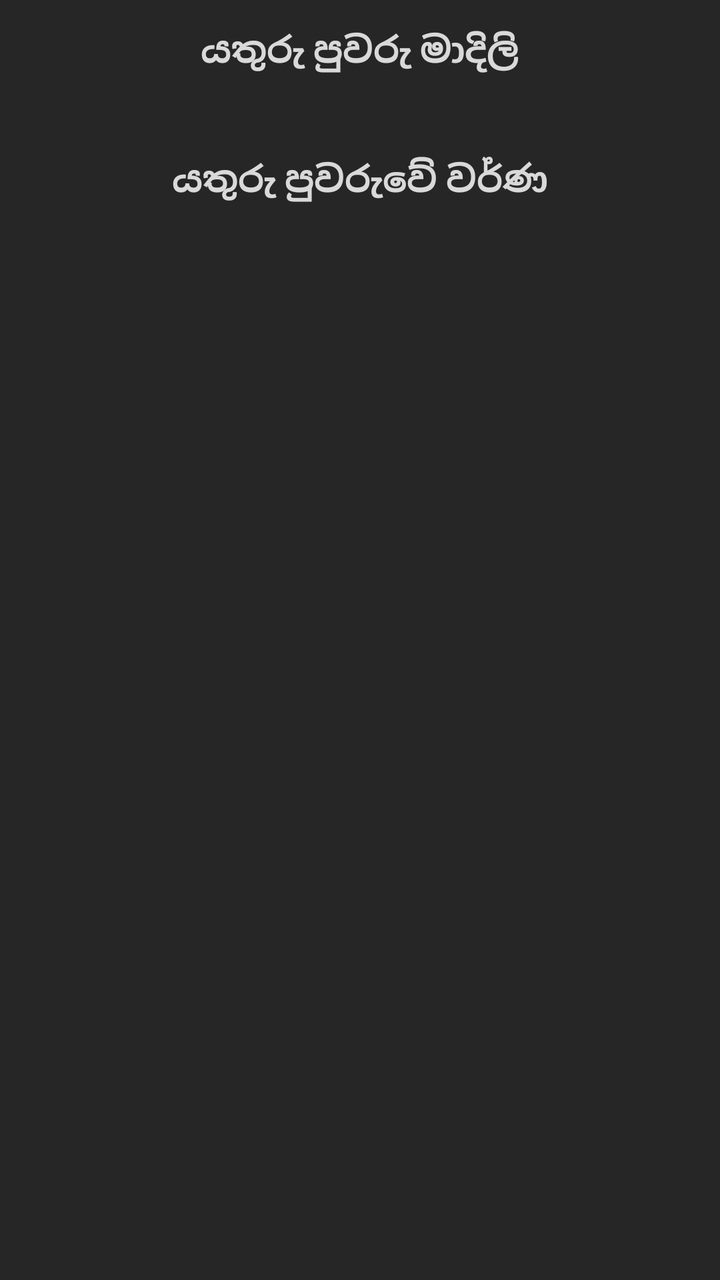
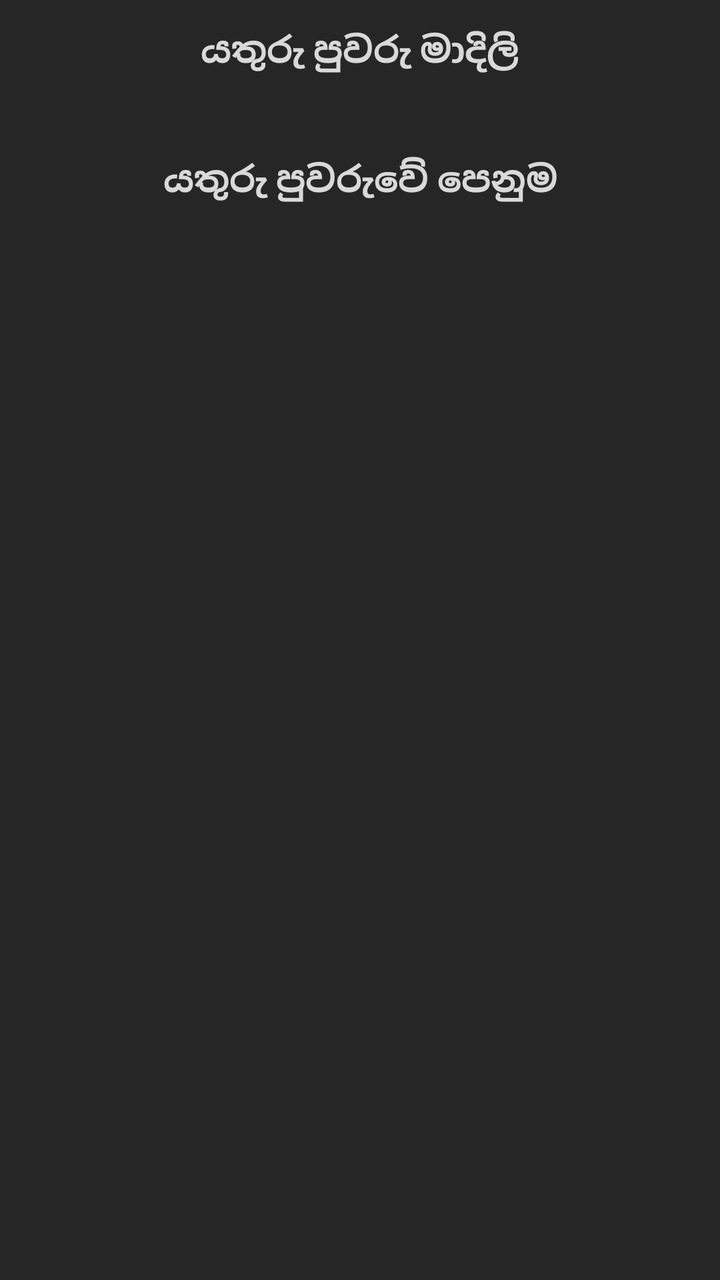

Before-and-after screenshots of an Android layout around one commit, followed by the original layout XML and the change that was made.
<!-- AndroidManifest.xml: application theme Night -->
<!-- res/layout/activity_main.xml -->
<?xml version="1.0" encoding="utf-8"?>
<ScrollView xmlns:android="http://schemas.android.com/apk/res/android"
    xmlns:tools="http://schemas.android.com/tools"
    android:layout_width="match_parent"
    android:layout_height="match_parent"
    android:background="@color/night_1"
    android:orientation="vertical"
    tools:context=".MainActivity"
    tools:ignore="HardcodedText">

    <LinearLayout
        android:layout_width="match_parent"
        android:layout_height="wrap_content"
        android:orientation="vertical"
        android:padding="12dp">

        <LinearLayout
            android:id="@+id/enable_help"
            android:layout_width="match_parent"
            android:layout_height="wrap_content"
            android:layout_marginBottom="40dp"
            android:background="@drawable/key_background"
            android:clickable="true"
            android:focusable="true"
            android:orientation="vertical"
            android:padding="8dp"
            android:visibility="gone">

            <TextView
                android:layout_width="match_parent"
                android:layout_height="wrap_content"
                android:layout_marginBottom="8dp"
                android:background="@color/light_1"
                android:gravity="center_horizontal"
                android:padding="8dp"
                android:text="සිතකුරු සක්‍රිය කර නොමැත."
                android:textColor="@color/night_1"
                android:textSize="18sp"
                android:textStyle="bold" />

            <TextView
                android:layout_width="match_parent"
                android:layout_height="wrap_content"
                android:layout_marginBottom="8dp"
                android:gravity="center_horizontal"
                android:padding="8dp"
                android:text="සක්‍රිය කිරීමට උපදෙස්"
                android:textColor="@color/light_1"
                android:textSize="16sp"
                android:textStyle="bold" />

            <TextView
                android:layout_width="match_parent"
                android:layout_height="wrap_content"
                android:layout_marginBottom="8dp"
                android:padding="4dp"
                android:text="1. ඔබේ දුරකතනයේ යතුරු පුවරු සැකසුම් වෙත පිවිසීම සඳහා පහත බොත්තම මත ඔබන්න."
                android:textColor="@color/light_1"
                android:textSize="16sp"
                android:textStyle="bold" />

            <TextView
                android:layout_width="match_parent"
                android:layout_height="wrap_content"
                android:padding="4dp"
                android:text="2. එහි 'Sithakuru' නමින් ඇති යතුරු පුවරුව සක්‍රිය කරන්න."
                android:textColor="@color/light_1"
                android:textSize="16sp"
                android:textStyle="bold" />

            <TextView
                android:layout_width="match_parent"
                android:layout_height="wrap_content"
                android:layout_marginBottom="8dp"
                android:padding="4dp"
                android:text="එහිදී අනතුරු ඇඟවීමි ලැබේ නම් ඒවා කියවන්න. 'සිතකුරු' සක්‍රිය කිරීමට අවශ්‍ය නම්, ඒවායේ 'OK' හෝ 'හරි' ලෙස දැක්වෙන බොත්තම් ඔබන්න."
                android:textColor="@color/light_1"
                android:textSize="14sp"
                android:textStyle="italic" />

            <TextView
                android:layout_width="match_parent"
                android:layout_height="wrap_content"
                android:layout_marginBottom="16dp"
                android:padding="4dp"
                android:text="3. එම සැකසුම් පිටුවෙන් ඉවත් වීම සඳහා දුරකතනයේ පෙර/ආපසු බොත්තම ඔබන්න."
                android:textColor="@color/light_1"
                android:textSize="16sp"
                android:textStyle="bold" />

            <Button
                android:id="@+id/enable_button"
                android:layout_width="match_parent"
                android:layout_height="wrap_content"
                android:background="@color/blue"
                android:text="යතුරු පුවරු සැකසුම් වෙත යන්න"
                android:textColor="@color/light_1"
                android:textSize="16sp"
                android:textStyle="bold" />

        </LinearLayout>

        <LinearLayout
            android:id="@+id/select_help"
            android:layout_width="match_parent"
            android:layout_height="wrap_content"
            android:layout_marginBottom="40dp"
            android:background="@drawable/key_background"
            android:clickable="true"
            android:focusable="true"
            android:orientation="vertical"
            android:padding="8dp"
            android:visibility="gone">

            <TextView
                android:layout_width="match_parent"
                android:layout_height="wrap_content"
                android:layout_marginBottom="8dp"
                android:gravity="center_horizontal"
                android:padding="8dp"
                android:text="සිතකුරු සක්‍රිය කර ඇත."
                android:textColor="@color/yellow"
                android:textSize="18sp"
                android:textStyle="bold" />

            <TextView
                android:layout_width="match_parent"
                android:layout_height="wrap_content"
                android:layout_marginBottom="8dp"
                android:background="@color/light_1"
                android:gravity="center_horizontal"
                android:padding="8dp"
                android:text="නමුත් සිතකුරු තෝරා නොමැත."
                android:textColor="@color/night_1"
                android:textSize="18sp"
                android:textStyle="bold" />

            <TextView
                android:layout_width="match_parent"
                android:layout_height="wrap_content"
                android:layout_marginBottom="8dp"
                android:gravity="center_horizontal"
                android:padding="8dp"
                android:text="සිතකුරු තෝරා ගැනීම සඳහා උපදෙස්"
                android:textColor="@color/light_1"
                android:textSize="16sp"
                android:textStyle="bold" />

            <TextView
                android:layout_width="match_parent"
                android:layout_height="wrap_content"
                android:layout_marginBottom="8dp"
                android:padding="8dp"
                android:text="1. යතුරු පුවරු ලැයිස්තුව විවෘත කිරීම සඳහා පහත බොත්තම මත ඔබන්න."
                android:textColor="@color/light_1"
                android:textSize="14sp" />

            <TextView
                android:layout_width="match_parent"
                android:layout_height="wrap_content"
                android:layout_marginBottom="16dp"
                android:padding="8dp"
                android:text="2. එම ලැයිස්තුවේ ඇති 'Sithakuru' යන වචනය මත ඔබන්න."
                android:textColor="@color/light_1"
                android:textSize="14sp" />

            <Button
                android:id="@+id/select_button"
                android:layout_width="match_parent"
                android:layout_height="wrap_content"
                android:background="@color/yellow"
                android:text="යතුරු පුවරු ලැයිස්තුව විවෘත කරන්න"
                android:textColor="@color/night_1"
                android:textSize="16sp"
                android:textStyle="bold" />

        </LinearLayout>


        <TextView
            android:layout_width="match_parent"
            android:layout_height="wrap_content"
            android:layout_marginBottom="8dp"
            android:gravity="center_horizontal"
            android:text="යතුරු පුවරු මාදිලි"
            android:textColor="@color/light_1"
            android:textSize="18sp"
            android:textStyle="bold" />

        <Switch
            android:id="@+id/switch_english"
            android:layout_width="match_parent"
            android:layout_height="wrap_content"
            android:layout_marginVertical="4dp"
            android:paddingVertical="8dp"
            android:text="English"
            android:textColor="@color/light_1"
            android:textSize="16sp" />

        <Switch
            android:id="@+id/switch_wijesekara"
            android:layout_width="match_parent"
            android:layout_height="wrap_content"
            android:layout_marginVertical="4dp"
            android:paddingVertical="8dp"
            android:text="විජේසේකර"
            android:textColor="@color/light_1"
            android:textSize="16sp" />

        <Switch
            android:id="@+id/switch_singlish"
            android:layout_width="match_parent"
            android:layout_height="wrap_content"
            android:layout_marginVertical="4dp"
            android:paddingVertical="8dp"
            android:text="සිංග්‍රීසි"
            android:textColor="@color/light_1"
            android:textSize="16sp" />

        <TextView
            android:layout_width="match_parent"
            android:layout_height="wrap_content"
            android:layout_marginVertical="8dp"
            android:gravity="center_horizontal"
            android:text="යතුරු පුවරුවේ වර්ණ"
            android:textColor="@color/light_1"
            android:textSize="18sp"
            android:textStyle="bold" />

        <Switch
            android:id="@+id/switch_dark"
            android:layout_width="match_parent"
            android:layout_height="wrap_content"
            android:layout_marginVertical="4dp"
            android:paddingVertical="8dp"
            android:text="අඳුරු වර්ණ"
            android:textColor="@color/light_1"
            android:textSize="16sp" />
    </LinearLayout>

</ScrollView>
<!-- resources referenced by this layout -->
<resources>
  <color name="blue">#3956aa</color>
  <color name="light_1">#D9D9D9</color>
  <color name="night_1">#262626</color>
  <color name="yellow">#dfc540</color>
  <!-- drawable key_background (drawable) -->
  <?xml version="1.0" encoding="utf-8"?>
  <layer-list xmlns:android="http://schemas.android.com/apk/res/android">
      <item
          android:bottom="2dp"
          android:left="2dp"
          android:right="2dp"
          android:top="2dp">
          <shape>
              <stroke
                  android:width="1dp"
                  android:color="?attr/foreground_2" />
          </shape>
      </item>
  </layer-list>
  <style name="Night" parent="Sithakuru">
          <item name="background">@color/night_1</item>
          <item name="accent">@color/yellow</item>
          <item name="foreground">@color/light_1</item>
          <item name="foreground_2">@color/night_2</item>
          <item name="isLight">false</item>
      </style>
  <style name="Sithakuru">
          <item name="android:windowBackground">?attr/background</item>
          <item name="android:textColor">?attr/foreground</item>
          <item name="android:colorAccent" tools:targetApi="l">?attr/accent</item>
          <item name="android:statusBarColor" tools:targetApi="l">?attr/background</item>
          <item name="android:navigationBarColor" tools:targetApi="l">?attr/background</item>
          <item name="android:windowLightNavigationBar" tools:targetApi="o_mr1">?attr/isLight</item>
          <item name="android:windowLightStatusBar" tools:targetApi="m">?attr/isLight</item>
          <item name="android:isLightTheme" tools:targetApi="q">?attr/isLight</item>
      </style>
  <color name="night_2">#595959</color>
</resources>

<!-- the commit's change to res/layout/activity_main.xml (unified diff, before → after) -->
@@ -222,7 +222,7 @@
             android:layout_height="wrap_content"
             android:layout_marginVertical="8dp"
             android:gravity="center_horizontal"
-            android:text="යතුරු පුවරුවේ වර්ණ"
+            android:text="යතුරු පුවරුවේ පෙනුම"
             android:textColor="@color/light_1"
             android:textSize="18sp"
             android:textStyle="bold" />
@@ -236,6 +236,17 @@
             android:text="අඳුරු වර්ණ"
             android:textColor="@color/light_1"
             android:textSize="16sp" />
+
+        <Switch
+            android:id="@+id/switch_border"
+            android:layout_width="match_parent"
+            android:layout_height="wrap_content"
+            android:layout_marginVertical="4dp"
+            android:paddingVertical="8dp"
+            android:text="යතුරු මායිම්"
+            android:textColor="@color/light_1"
+            android:textSize="16sp" />
+
     </LinearLayout>
 
 </ScrollView>
<!-- resource entries referenced after the edit -->
@@ -15,7 +15,7 @@
           <shape>
               <stroke
                   android:width="1dp"
-                  android:color="?attr/foreground_2" />
+                  android:color="?attr/border" />
           </shape>
       </item>
   </layer-list>
@@ -25,6 +25,7 @@
           <item name="foreground">@color/light_1</item>
           <item name="foreground_2">@color/night_2</item>
           <item name="isLight">false</item>
+          <item name="border">@color/night_2</item>
       </style>
   <style name="Sithakuru">
           <item name="android:windowBackground">?attr/background</item>
